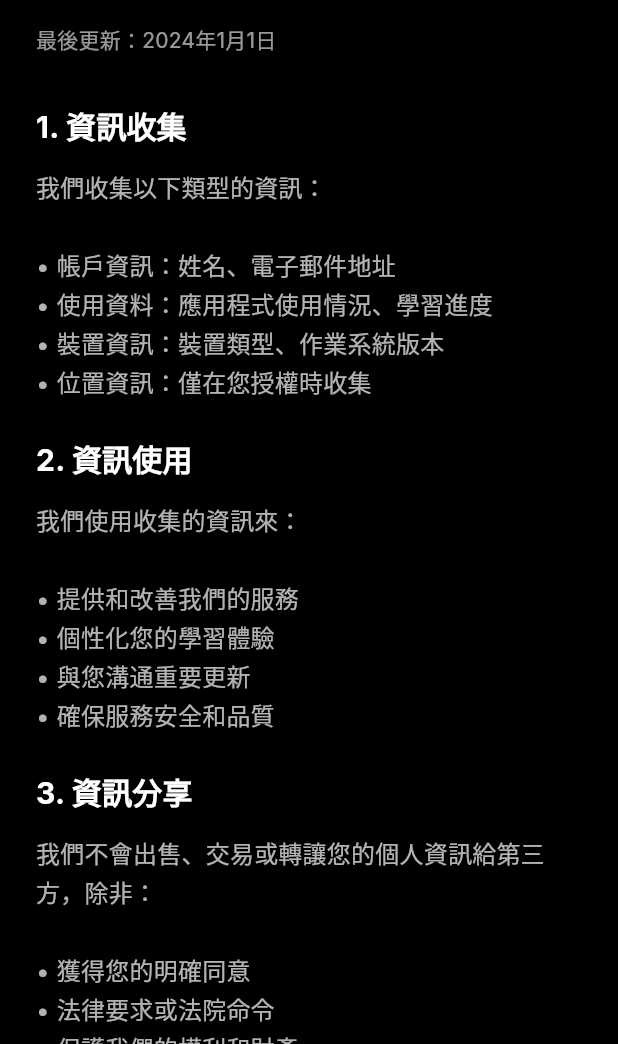
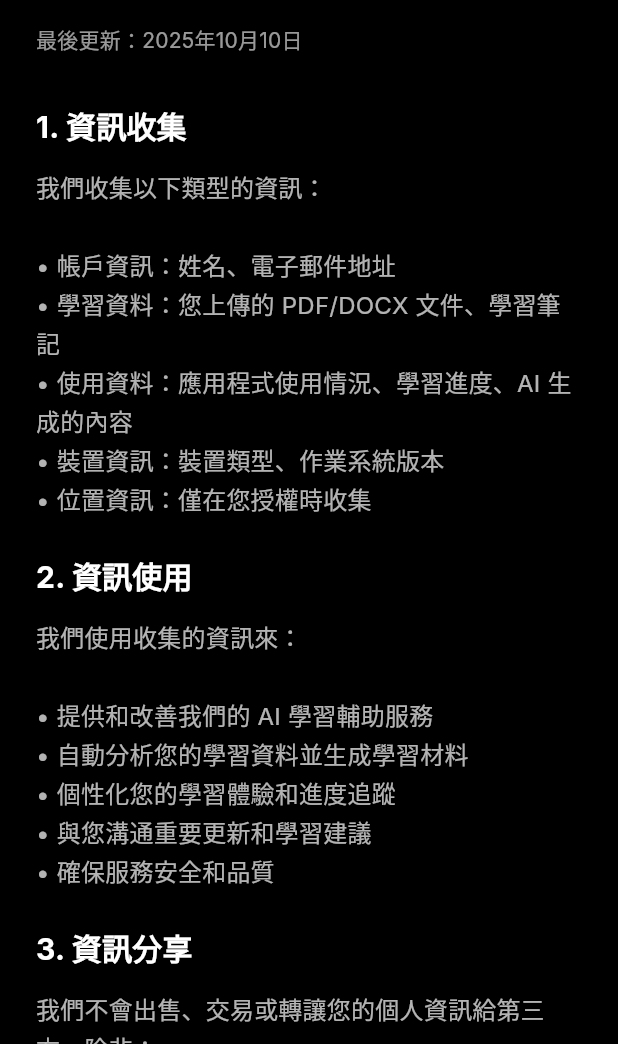
Before and after one commit to ghote-app/ghote, a Flutter app: the PrivacyPolicyPage screen opened directly, on a phone screen of 412 x 824 dp, the part 192-1236 px from its top. Run offline on Flutter 3.47's test engine with Material 3 defaults, Android fonts, the phone set to English and light mode, and no system bars; our stand-ins replace firebase_auth, firebase_core, go_router, google_fonts, google_sign_in, video_player; accounts and stored records are empty.

Commit message:
Update website content and documentation
- Update Terms of Service and Privacy Policy with AI learning assistant details
- Change contact email to ghote.app@gmail.com
- Update last modified date to 2025-10-10
- Enhance website content based on HackMD product specification
- Update README.md with official website links and latest features
- Add website deployment information to recent updates

```diff
--- a/lib/website/home_page.dart
+++ b/lib/website/home_page.dart
@@ -98,7 +98,7 @@ class HomePage extends StatelessWidget {
           ),
           const SizedBox(height: 16),
           Text(
-            '您的學習夥伴，讓知識觸手可及',
+            '智能學習輔助 App，讓 AI 為您的學習加速',
             style: GoogleFonts.inter(
               fontSize: 20,
               color: Colors.white70,
@@ -140,19 +140,19 @@ class HomePage extends StatelessWidget {
   Widget _buildFeaturesSection(BuildContext context) {
     final features = [
       {
-        'icon': Icons.school,
-        'title': '智能學習',
-        'description': 'AI 驅動的個性化學習體驗',
+        'icon': Icons.auto_awesome,
+        'title': 'AI 智能分析',
+        'description': '自動從學習資料中提取核心知識，生成重點筆記、選擇題、問答題及抽認卡',
       },
       {
-        'icon': Icons.trending_up,
-        'title': '進度追蹤',
-        'description': '實時監控您的學習進度',
+        'icon': Icons.folder_special,
+        'title': '專案管理',
+        'description': '以專案為單位管理不同科目或主題的學習資料，快速掌握學習狀態',
       },
       {
-        'icon': Icons.people,
-        'title': '社群互動',
-        'description': '與其他學習者交流分享',
+        'icon': Icons.search,
+        'title': '智能搜尋',
+        'description': '內建搜尋與篩選功能 (All/Active/Completed/Archived)，快速找到所需內容',
       },
     ];
 
--- a/lib/website/privacy_policy_page.dart
+++ b/lib/website/privacy_policy_page.dart
@@ -40,7 +40,7 @@ class PrivacyPolicyPage extends StatelessWidget {
             ),
             const SizedBox(height: 16),
             Text(
-              '最後更新：2024年1月1日',
+              '最後更新：2025年10月10日',
               style: GoogleFonts.inter(
                 fontSize: 14,
                 color: Colors.white60,
@@ -51,16 +51,18 @@ class PrivacyPolicyPage extends StatelessWidget {
               '1. 資訊收集',
               '我們收集以下類型的資訊：\n\n'
               '• 帳戶資訊：姓名、電子郵件地址\n'
-              '• 使用資料：應用程式使用情況、學習進度\n'
+              '• 學習資料：您上傳的 PDF/DOCX 文件、學習筆記\n'
+              '• 使用資料：應用程式使用情況、學習進度、AI 生成的內容\n'
               '• 裝置資訊：裝置類型、作業系統版本\n'
               '• 位置資訊：僅在您授權時收集',
             ),
             _buildSection(
               '2. 資訊使用',
               '我們使用收集的資訊來：\n\n'
-              '• 提供和改善我們的服務\n'
-              '• 個性化您的學習體驗\n'
-              '• 與您溝通重要更新\n'
+              '• 提供和改善我們的 AI 學習輔助服務\n'
+              '• 自動分析您的學習資料並生成學習材料\n'
+              '• 個性化您的學習體驗和進度追蹤\n'
+              '• 與您溝通重要更新和學習建議\n'
               '• 確保服務安全和品質',
             ),
             _buildSection(
@@ -91,7 +93,10 @@ class PrivacyPolicyPage extends StatelessWidget {
               '我們可能使用以下第三方服務：\n\n'
               '• Google Analytics：分析使用情況\n'
               '• Firebase：後端服務和認證\n'
-              '• 雲端儲存：安全儲存您的資料',
+              '• Google Gemini API：AI 內容生成\n'
+              '• Cloudflare R2：文件儲存 (PDF/DOCX)\n'
+              '• Neon PostgreSQL：資料庫服務\n'
+              '• Render：後端 API 部署',
             ),
             _buildSection(
               '7. 兒童隱私',
@@ -143,7 +148,7 @@ class PrivacyPolicyPage extends StatelessWidget {
                   ),
                   const SizedBox(height: 8),
                   Text(
-                    '電子郵件：privacy@ghote.app',
+                    '電子郵件：ghote.app@gmail.com',
                     style: GoogleFonts.inter(
                       fontSize: 14,
                       color: Colors.white,
--- a/lib/website/terms_of_service_page.dart
+++ b/lib/website/terms_of_service_page.dart
@@ -40,7 +40,7 @@ class TermsOfServicePage extends StatelessWidget {
             ),
             const SizedBox(height: 16),
             Text(
-              '最後更新：2024年1月1日',
+              '最後更新：2025年10月10日',
               style: GoogleFonts.inter(
                 fontSize: 14,
                 color: Colors.white60,
@@ -53,7 +53,7 @@ class TermsOfServicePage extends StatelessWidget {
             ),
             _buildSection(
               '2. 服務描述',
-              'Ghote 是一個學習平台，提供教育內容、互動功能和社群功能。我們致力於為用戶提供優質的學習體驗。',
+              'Ghote 是一個專注學習與知識整理的智能學習輔助 App，透過 AI 技術自動從學習資料中提取核心知識，並以多種形式呈現學習內容，包括重點筆記、選擇題、問答題及抽認卡。用戶可以建立 Project 管理不同科目或主題的學習資料，AI 會自動分析並生成各種學習材料。',
             ),
             _buildSection(
               '3. 用戶責任',
@@ -120,7 +120,7 @@ class TermsOfServicePage extends StatelessWidget {
                   ),
                   const SizedBox(height: 8),
                   Text(
-                    '電子郵件：support@ghote.app',
+                    '電子郵件：ghote.app@gmail.com',
                     style: GoogleFonts.inter(
                       fontSize: 14,
                       color: Colors.white,
```
Also changed, not shown: 1 other file.
